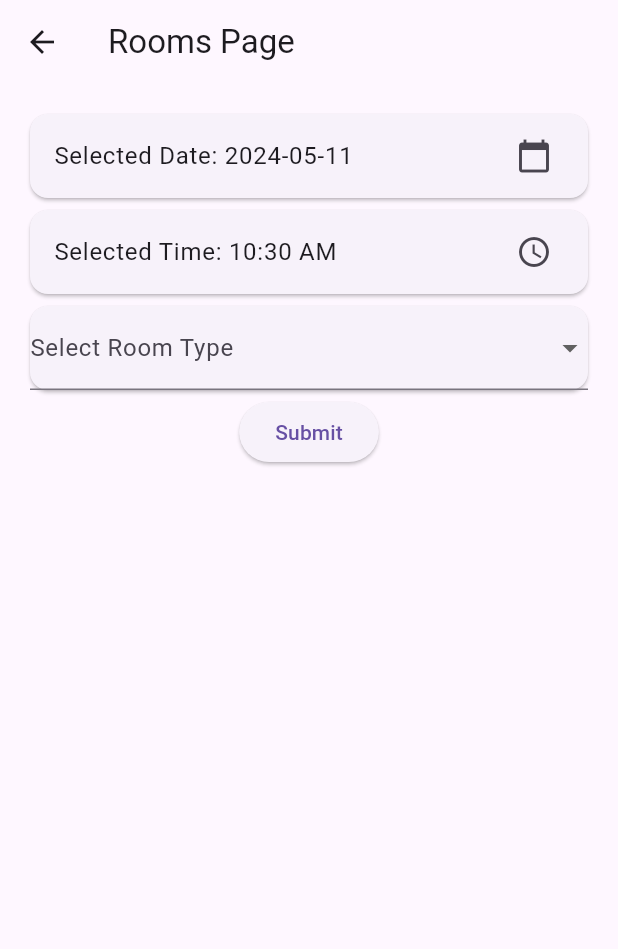
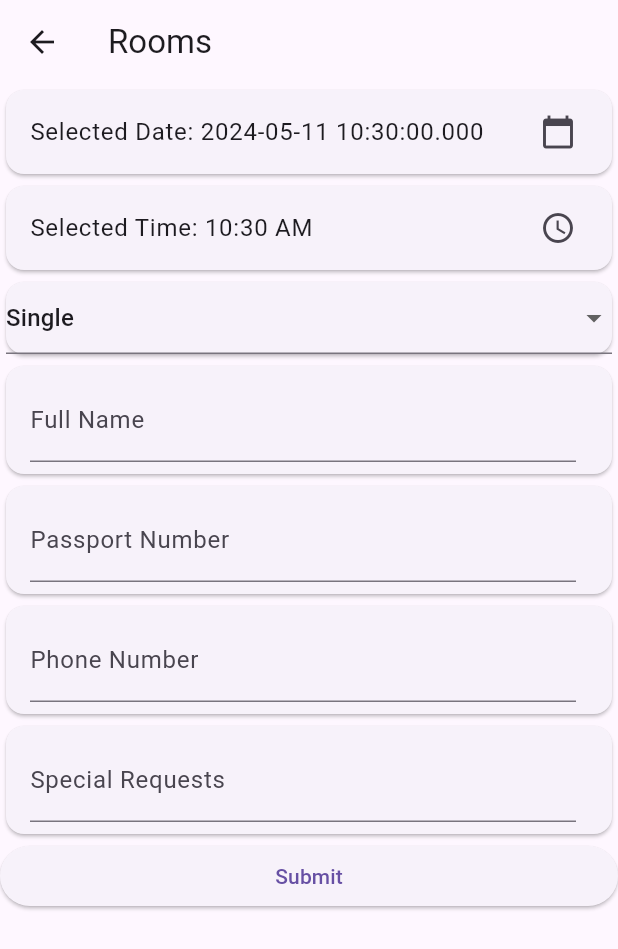
Before and after one commit to FireAmun/Hotel-Reservation-System-Arrow-Tech, a Flutter app: the RoomsPage screen opened directly, on a phone screen of 412 x 824 dp. Shown: the top 949 px of the screen. Run offline on Flutter 3.47's test engine with Material 3 defaults, Android fonts, the light colour scheme and no system bars; our stand-ins replace cached_network_image, cloud_firestore, firebase_auth, firebase_core, fluttertoast, font_awesome_flutter and 1 more; accounts and stored records are empty.

```diff
--- a/lib/features/user_auth/presentation/pages/RoomsPage.dart
+++ b/lib/features/user_auth/presentation/pages/RoomsPage.dart
@@ -9,28 +9,41 @@ class RoomsPage extends StatefulWidget {
 class _RoomsPageState extends State<RoomsPage> {
   DateTime _selectedDate = DateTime.now();
   TimeOfDay _selectedTime = TimeOfDay.now();
-  String? _selectedRoomType;
+  String _selectedRoomType = 'Single';
+
+  final _fullNameController = TextEditingController();
+  final _passportNumberController = TextEditingController();
+  final _phoneNumberController = TextEditingController();
+  final _specialRequestsController = TextEditingController();
+
+  @override
+  void dispose() {
+    _fullNameController.dispose();
+    _passportNumberController.dispose();
+    _phoneNumberController.dispose();
+    _specialRequestsController.dispose();
+    super.dispose();
+  }
 
   @override
   Widget build(BuildContext context) {
     return Scaffold(
-      appBar: AppBar(title: Text('Rooms Page')),
-      body: Padding(
-        padding: const EdgeInsets.all(16.0),
-        child: Column(
-          children: [
+      appBar: AppBar(
+        title: Text('Rooms'),
+      ),
+      body: ListView(
+        children: <Widget>[
           // Date picker
           Card(
             child: ListTile(
-                title: Text(
-                    'Selected Date: ${_selectedDate.toLocal().toString().split(' ')[0]}'),
+              title: Text('Selected Date: ${_selectedDate.toLocal()}'),
               trailing: Icon(Icons.calendar_today),
               onTap: () async {
                 final DateTime? picked = await showDatePicker(
                   context: context,
                   initialDate: _selectedDate,
-                    firstDate: DateTime.now(),
-                    lastDate: DateTime(2101),
+                  firstDate: DateTime(2022),
+                  lastDate: DateTime(2025),
                 );
                 if (picked != null && picked != _selectedDate) {
                   setState(() {
@@ -64,9 +77,6 @@ class _RoomsPageState extends State<RoomsPage> {
           Card(
             child: DropdownButtonFormField<String>(
               value: _selectedRoomType,
-                decoration: InputDecoration(
-                  labelText: 'Select Room Type',
-                ),
               items: <String>['Single', 'Double', 'Suite']
                   .map<DropdownMenuItem<String>>((String value) {
                 return DropdownMenuItem<String>(
@@ -76,27 +86,92 @@ class _RoomsPageState extends State<RoomsPage> {
               }).toList(),
               onChanged: (String? newValue) {
                 setState(() {
-                    _selectedRoomType = newValue;
+                  _selectedRoomType = newValue!;
                 });
               },
             ),
           ),
 
-            // Submit button
+          // Full name field
+          Card(
+            child: ListTile(
+              title: TextFormField(
+                controller: _fullNameController,
+                decoration: InputDecoration(
+                  labelText: 'Full Name',
+                ),
+              ),
+            ),
+          ),
+
+          // Passport number field
+          Card(
+            child: ListTile(
+              title: TextFormField(
+                controller: _passportNumberController,
+                decoration: InputDecoration(
+                  labelText: 'Passport Number',
+                ),
+              ),
+            ),
+          ),
+
+          // Phone number field
+          Card(
+            child: ListTile(
+              title: TextFormField(
+                controller: _phoneNumberController,
+                decoration: InputDecoration(
+                  labelText: 'Phone Number',
+                ),
+              ),
+            ),
+          ),
+
+          // Special request field
+          Card(
+            child: ListTile(
+              title: TextFormField(
+                controller: _specialRequestsController,
+                decoration: InputDecoration(
+                  labelText: 'Special Requests',
+                ),
+              ),
+            ),
+          ),
+
           ElevatedButton(
             child: Text('Submit'),
-              onPressed: () {
-                // Store the selected date, time, and room type in Firestore
-                FirebaseFirestore.instance.collection('rooms').add({
+            onPressed: () async {
+              try {
+                // Store the selected date, time, room type, and additional information in Firestore
+                await FirebaseFirestore.instance.collection('rooms').add({
                   'date': _selectedDate,
                   'time': _selectedTime.format(context),
                   'roomType': _selectedRoomType,
+                  'fullName': _fullNameController.text,
+                  'passportNumber': _passportNumberController.text,
+                  'phoneNumber': _phoneNumberController.text,
+                  'specialRequests': _specialRequestsController.text,
                 });
+
+                // Show a success message
+                ScaffoldMessenger.of(context).showSnackBar(
+                  SnackBar(
+                      content: Text('Room booking submitted successfully!')),
+                );
+              } catch (e) {
+                // Show an error message
+                ScaffoldMessenger.of(context).showSnackBar(
+                  SnackBar(
+                      content: Text(
+                          'An error occurred while submitting the booking.')),
+                );
+              }
             },
           ),
         ],
       ),
-      ),
     );
   }
 }
```
Also changed, not shown: lib/features/user_auth/presentation/pages/HotelsPage.dart (+39 -31 lines), lib/features/user_auth/presentation/pages/User_Profile_page.dart (+96 -71 lines). Lines whose indentation alone changed are shown as unchanged.
